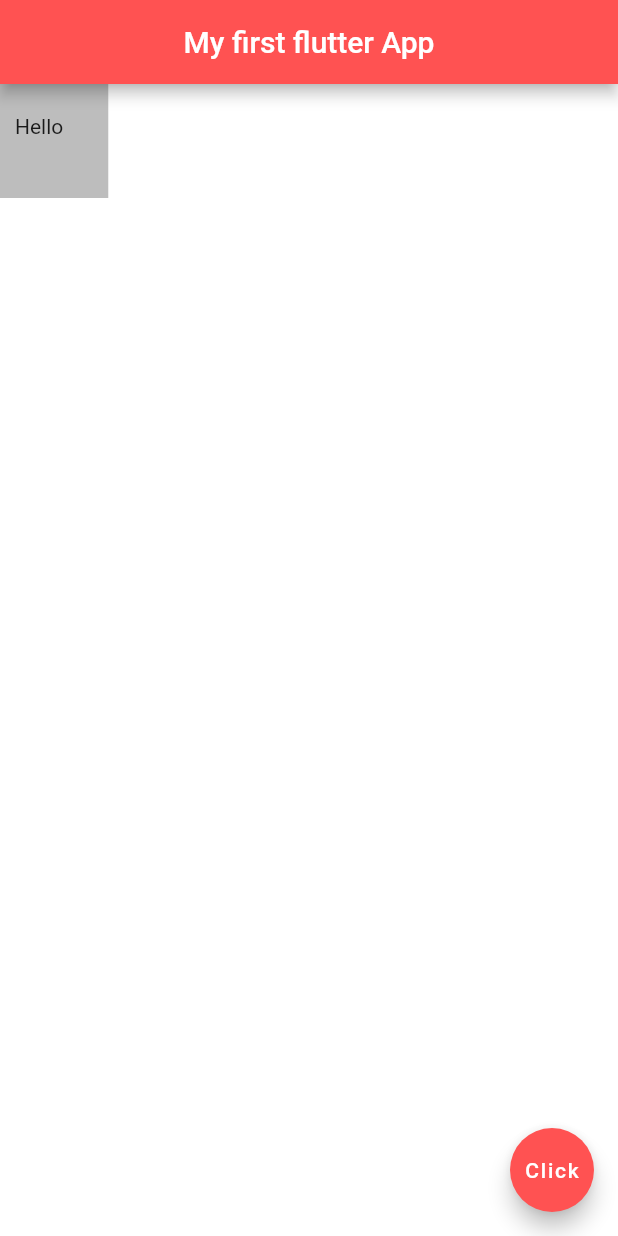
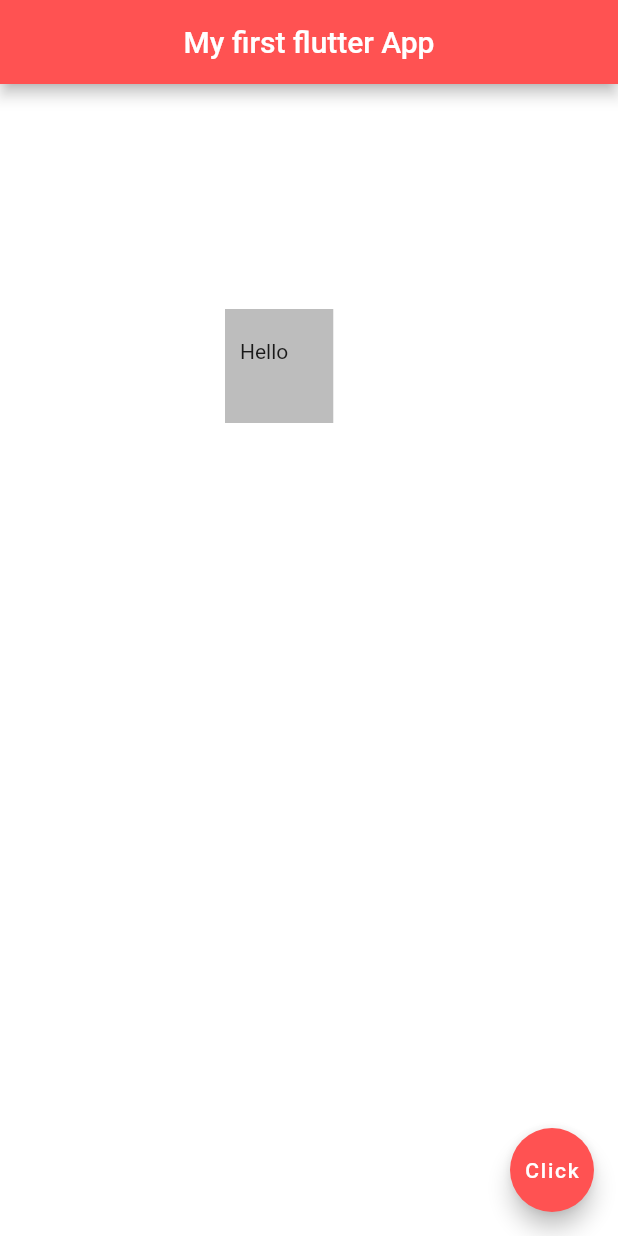
Before and after one commit to Lakshan555/FlutterTest, a Flutter app: the screen it shows after launch, on a phone screen of 412 x 824 dp. Run offline on Flutter 3.47's test engine with Material 2 defaults, Android fonts, the phone set to English and light mode, and no system bars.

Commit message:
margin(All)

```diff
--- a/lib/main.dart
+++ b/lib/main.dart
@@ -17,6 +17,7 @@ class Home extends StatelessWidget {
 
       body: Container(
         padding: EdgeInsets.fromLTRB(10.0, 20.0, 30.0, 40.0),
+        margin: EdgeInsets.all(150.0),
         color: Colors.grey[400],
         child: Text('Hello'),
       ),
```
